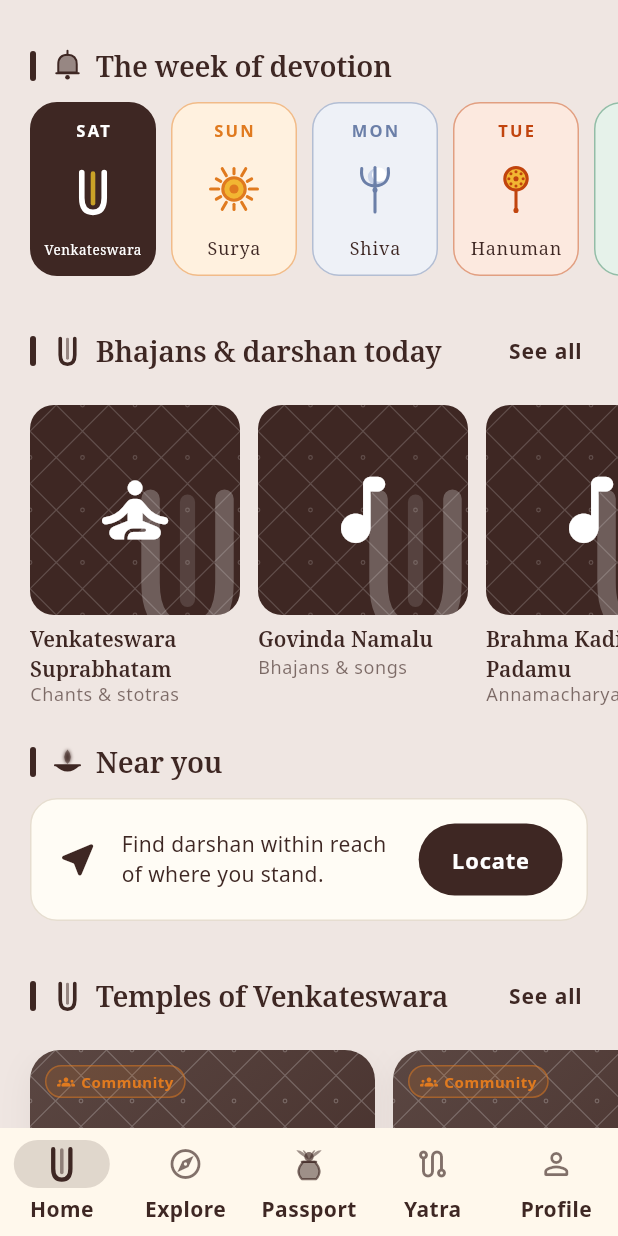
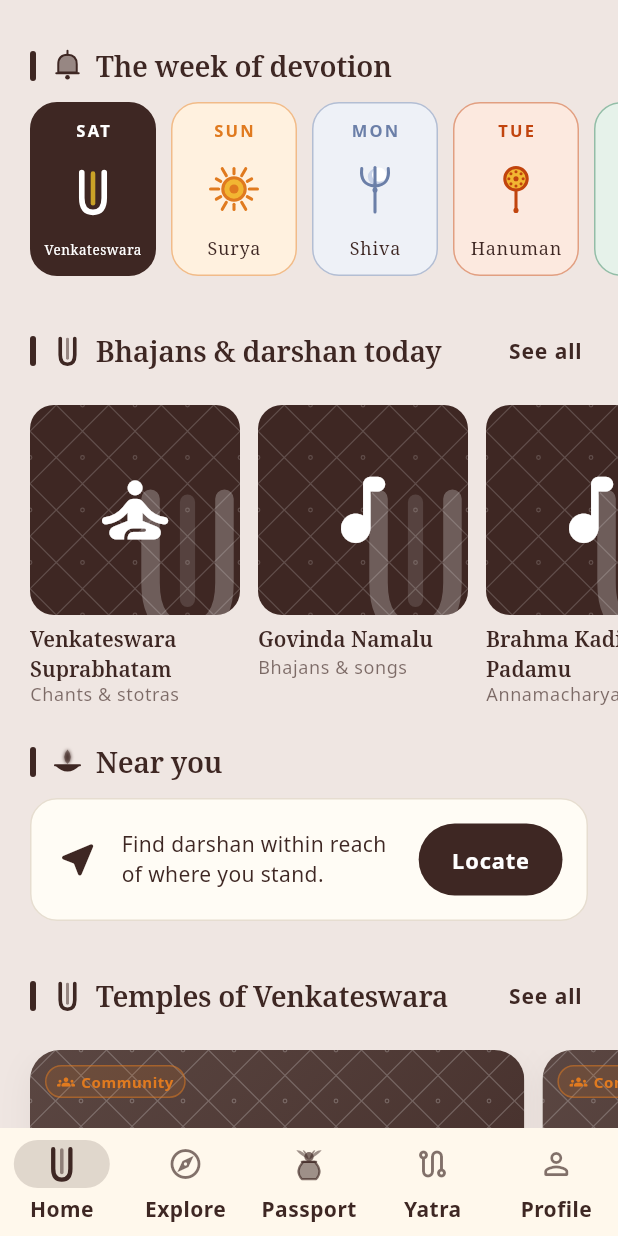
Before and after one commit to PranayReddy10/temple-app, a Flutter app: the screen it shows after launch, scrolled down 1152 dp, on a phone screen of 412 x 824 dp. Run offline on Flutter 3.47's test engine with Material 3 defaults, Android fonts, the phone set to English and light mode, and no system bars; our stand-ins replace app_links, audioplayers, firebase_analytics, firebase_core, firebase_messaging, flutter_tts and 12 more; missing offline and left inert: applovin_max, flutter_cashfree_pg_sdk, mobile_scanner, phonepe_payment_sdk, razorpay_flutter; accounts and stored records are empty; network calls fail.

Commit message:
Devotee app: wider temple cards on Home, organise a bhajan at a temple
The temple cards on Home take most of the screen's width (the next one
peeks in), with a taller photo and a larger name over it; the followed
temples' cards grow the same way.

A temple page now offers "Organise a bhajan here" beside the seva drive
button: a short form (name, mandali, first day, from and to, every week
or once, open to all, the songs) sent to temples/{slug}/bhajans. The
form never carries a price; the server keeps it free with "I'll join"
on and hands it to the editors, and the devotee is told it is under
review until it appears on the temple's page.

Co-Authored-By: Claude Fable 5.1 <noreply@anthropic.com>
Claude-Session: https://claude.ai/code/session_0158dHesiDsVQbhnsmF7ny3X

```diff
--- a/lib/core/api/temple_repository.dart
+++ b/lib/core/api/temple_repository.dart
@@ -320,6 +320,11 @@ class TempleRepository {
   }
 
   /// One event, with its dates, songs and registration.
+  /// A bhajan gathering the devotee raises at a temple. The server makes
+  /// it free and sends it to the editors; the answer carries its status.
+  Future<TempleEvent> raiseBhajan(String templeSlug, Map<String, dynamic> fields) async =>
+      TempleEvent.fromJson(Map<String, dynamic>.from((await api.post('temples/$templeSlug/bhajans', fields))['data'] as Map));
+
   Future<TempleEvent> event(int id) async => TempleEvent.fromJson(Map<String, dynamic>.from((await api.get('events/$id'))['data'] as Map));
 
   Future<Result<List<DevotionalDay>>> today() => _tryLive(
--- a/lib/core/l10n/strings.dart
+++ b/lib/core/l10n/strings.dart
@@ -406,6 +406,26 @@ class S {
     'review_remove_title': {'en': 'Remove your review?', 'te': 'మీ సమీక్షను తొలగించాలా?', 'hi': 'अपनी समीक्षा हटाएँ?'},
 
     // Bhajan gatherings and event tickets.
+    'raise_bhajan': {'en': 'Organise a bhajan here', 'te': 'ఇక్కడ భజన ఏర్పాటు చేయండి', 'hi': 'यहाँ भजन आयोजित करें', 'ta': 'இங்கே பஜனை ஏற்பாடு செய்யுங்கள்', 'kn': 'ಇಲ್ಲಿ ಭಜನೆ ಏರ್ಪಡಿಸಿ'},
+    'raise_bhajan_title': {'en': 'A bhajan at {temple}', 'te': '{temple}లో భజన', 'hi': '{temple} में भजन', 'ta': '{temple}இல் பஜனை', 'kn': '{temple}ನಲ್ಲಿ ಭಜನೆ'},
+    'raise_bhajan_pitch': {'en': 'Gather devotees to sing here. Like a seva drive, it is yours to organise: the editors look it over, then it appears on the temple\'s page and devotees can say they will join.', 'te': 'ఇక్కడ పాడటానికి భక్తులను కలపండి. సేవా డ్రైవ్ లాగే ఇది మీరు ఏర్పాటు చేసేది: ఎడిటర్లు పరిశీలించాక ఆలయ పేజీలో కనిపిస్తుంది, భక్తులు వస్తామని చెప్పవచ్చు.', 'hi': 'यहाँ गाने के लिए भक्तों को जोड़ें। सेवा ड्राइव की तरह इसे आप आयोजित करते हैं: संपादक देखते हैं, फिर यह मंदिर के पेज पर दिखता है और भक्त आने की बात कह सकते हैं।'},
+    'bhajan_free_note': {'en': 'Always free. A bhajan raised by a devotee never sells tickets; everyone who comes, comes as a guest of the temple.', 'te': 'ఎప్పుడూ ఉచితం. భక్తుడు ఏర్పాటు చేసిన భజనకు టికెట్లు ఉండవు; వచ్చే ప్రతి ఒక్కరూ ఆలయ అతిథులే.', 'hi': 'हमेशा निःशुल्क। भक्त द्वारा आयोजित भजन में टिकट नहीं बिकते; जो भी आता है, मंदिर का अतिथि बनकर आता है।'},
+    'bhajan_name': {'en': 'What is it called', 'te': 'దీని పేరు', 'hi': 'इसका नाम', 'ta': 'இதன் பெயர்', 'kn': 'ಇದರ ಹೆಸರು'},
+    'bhajan_name_hint': {'en': 'Friday Rama Bhajan', 'te': 'శుక్రవారం రామ భజన', 'hi': 'शुक्रवार राम भजन'},
+    'bhajan_group': {'en': 'Mandali or group (optional)', 'te': 'మండలి లేదా బృందం (ఐచ్ఛికం)', 'hi': 'मंडली या समूह (वैकल्पिक)', 'ta': 'மண்டலி அல்லது குழு (விருப்பம்)', 'kn': 'ಮಂಡಳಿ ಅಥವಾ ಗುಂಪು (ಐಚ್ಛಿಕ)'},
+    'bhajan_about': {'en': 'A few words for devotees (optional)', 'te': 'భక్తుల కోసం కొన్ని మాటలు (ఐచ్ఛికం)', 'hi': 'भक्तों के लिए कुछ शब्द (वैकल्पिक)'},
+    'bhajan_day': {'en': 'First day', 'te': 'మొదటి రోజు', 'hi': 'पहला दिन', 'ta': 'முதல் நாள்', 'kn': 'ಮೊದಲ ದಿನ'},
+    'bhajan_from': {'en': 'From', 'te': 'నుండి', 'hi': 'से', 'ta': 'முதல்', 'kn': 'ಇಂದ'},
+    'bhajan_to': {'en': 'To', 'te': 'వరకు', 'hi': 'तक', 'ta': 'வரை', 'kn': 'ವರೆಗೆ'},
+    'bhajan_weekly': {'en': 'Every week on this day', 'te': 'ప్రతి వారం ఈ రోజున', 'hi': 'हर हफ़्ते इसी दिन', 'ta': 'ஒவ்வொரு வாரமும் இந்த நாளில்', 'kn': 'ಪ್ರತಿ ವಾರ ಈ ದಿನ'},
+    'bhajan_open': {'en': 'Open to all', 'te': 'అందరికీ', 'hi': 'सबके लिए', 'ta': 'அனைவருக்கும்', 'kn': 'ಎಲ್ಲರಿಗೂ'},
+    'bhajan_open_note': {'en': 'Off means devotees still see it, but the gathering is by invitation.', 'te': 'ఆఫ్ అయితే భక్తులు చూస్తారు, కానీ ఆహ్వానం మీదే.', 'hi': 'बंद होने पर भक्त देखेंगे, पर सभा आमंत्रण से होगी।'},
+    'bhajan_songs': {'en': 'What will be sung (one per line, optional)', 'te': 'పాడే పాటలు (ఒక్కో లైనులో ఒకటి, ఐచ్ఛికం)', 'hi': 'क्या गाया जाएगा (एक पंक्ति में एक, वैकल्पिक)'},
+    'bhajan_send': {'en': 'Send to the editors', 'te': 'ఎడిటర్లకు పంపండి', 'hi': 'संपादकों को भेजें', 'ta': 'ஆசிரியர்களுக்கு அனுப்பு', 'kn': 'ಸಂಪಾದಕರಿಗೆ ಕಳುಹಿಸಿ'},
+    'bhajan_sent': {'en': 'Sent for review', 'te': 'సమీక్షకు పంపబడింది', 'hi': 'समीक्षा के लिए भेजा गया', 'ta': 'ஆய்வுக்கு அனுப்பப்பட்டது', 'kn': 'ಪರಿಶೀಲನೆಗೆ ಕಳುಹಿಸಲಾಗಿದೆ'},
+    'bhajan_sent_body': {'en': 'The editors look it over, usually within a day. Once published it appears on {temple}\'s page, free, and devotees can say they will join.', 'te': 'ఎడిటర్లు సాధారణంగా ఒక రోజులో పరిశీలిస్తారు. ప్రచురించాక {temple} పేజీలో ఉచితంగా కనిపిస్తుంది; భక్తులు వస్తామని చెప్పవచ్చు.', 'hi': 'संपादक आमतौर पर एक दिन में देख लेते हैं। प्रकाशित होने पर यह {temple} के पेज पर निःशुल्क दिखेगा और भक्त आने की बात कह सकेंगे।'},
+    'bhajan_done': {'en': 'Done', 'te': 'సరే', 'hi': 'ठीक है', 'ta': 'முடிந்தது', 'kn': 'ಆಯಿತು'},
+    'bhajan_name_required': {'en': 'Give it a name of three letters or more', 'te': 'కనీసం మూడు అక్షరాల పేరు ఇవ్వండి', 'hi': 'कम से कम तीन अक्षरों का नाम दें', 'ta': 'குறைந்தது மூன்று எழுத்துகளில் பெயர் கொடுங்கள்', 'kn': 'ಕನಿಷ್ಠ ಮೂರು ಅಕ್ಷರಗಳ ಹೆಸರು ಕೊಡಿ'},
     'bhajans_week': {'en': 'Bhajans this week', 'te': 'ఈ వారం భజనలు', 'hi': 'इस सप्ताह भजन', 'ta': 'இந்த வாரம் பஜனைகள்', 'kn': 'ಈ ವಾರದ ಭಜನೆಗಳು'},
     'bhajans_week_sub': {'en': 'Sing together at a temple near you', 'te': 'మీ దగ్గరి ఆలయంలో కలిసి పాడండి', 'hi': 'पास के मंदिर में साथ गाएँ', 'ta': 'அருகிலுள்ள கோயிலில் சேர்ந்து பாடுங்கள்', 'kn': 'ಹತ್ತಿರದ ದೇವಾಲಯದಲ್ಲಿ ಜೊತೆಯಾಗಿ ಹಾಡಿ'},
     'event_weekly': {'en': 'Weekly', 'te': 'వారానికోసారి', 'hi': 'साप्ताहिक', 'ta': 'வாராந்திரம்', 'kn': 'ವಾರಕ್ಕೊಮ್ಮೆ'},
--- a/lib/core/widgets/temple_widgets.dart
+++ b/lib/core/widgets/temple_widgets.dart
@@ -304,18 +304,18 @@ class TempleCard extends StatelessWidget {
               crossAxisAlignment: CrossAxisAlignment.start,
               mainAxisSize: MainAxisSize.min,
               children: [
-                Text(temple.name, maxLines: 2, overflow: TextOverflow.ellipsis, style: theme.textTheme.titleMedium?.copyWith(fontFamily: 'NotoSerif', fontSize: 17, color: Colors.white, height: 1.2)),
+                Text(temple.name, maxLines: 2, overflow: TextOverflow.ellipsis, style: theme.textTheme.titleLarge?.copyWith(fontSize: 19, color: Colors.white, height: 1.2, shadows: const [Shadow(color: Colors.black54, blurRadius: 8)])),
                 const SizedBox(height: 4),
                 Row(
                   children: [
-                    MotifIcon(day.motif, size: 14, color: Colors.white.withValues(alpha: 0.9)),
+                    MotifIcon(day.motif, size: 15, color: Colors.white.withValues(alpha: 0.9)),
                     const SizedBox(width: 6),
                     Expanded(
                       child: Text(
                         [temple.deity?.name, temple.location.short].where((e) => e != null && e.isNotEmpty).join(' · '),
                         maxLines: 1,
                         overflow: TextOverflow.ellipsis,
-                        style: theme.textTheme.bodySmall?.copyWith(color: Colors.white.withValues(alpha: 0.85)),
+                        style: theme.textTheme.bodyMedium?.copyWith(color: Colors.white.withValues(alpha: 0.9), fontSize: 13.5),
                       ),
                     ),
                   ],
--- a/lib/features/home/home_screen.dart
+++ b/lib/features/home/home_screen.dart
@@ -572,16 +572,21 @@ class _Carousel extends StatelessWidget {
   final void Function(TempleSummary) onOpen;
 
   @override
-  Widget build(BuildContext context) => SizedBox(
-        height: scaledHeight(context, 262),
+  Widget build(BuildContext context) {
+    // Most of the screen's width, so the photo reads as a photo and the
+    // name has room; the next card peeks in to say there are more.
+    final width = (MediaQuery.sizeOf(context).width * 0.8).clamp(240.0, 340.0);
+    return SizedBox(
+      height: scaledHeight(context, 300),
       child: ListView.separated(
         scrollDirection: Axis.horizontal,
         padding: const EdgeInsets.symmetric(horizontal: 20),
         itemCount: temples.length,
         separatorBuilder: (_, __) => const SizedBox(width: 12),
-          itemBuilder: (context, i) => TempleCard(temple: temples[i], width: 230, onTap: () => onOpen(temples[i])),
+        itemBuilder: (context, i) => TempleCard(temple: temples[i], width: width, onTap: () => onOpen(temples[i])),
       ),
     );
+  }
 }
 
 class _EventTile extends StatelessWidget {
@@ -681,8 +686,9 @@ class _FollowedRow extends StatelessWidget {
   @override
   Widget build(BuildContext context) {
     final theme = Theme.of(context);
+    final width = (MediaQuery.sizeOf(context).width * 0.72).clamp(220.0, 300.0);
     return SizedBox(
-      height: scaledHeight(context, 150),
+      height: scaledHeight(context, 190),
       child: ListView.separated(
         scrollDirection: Axis.horizontal,
         padding: const EdgeInsets.symmetric(horizontal: 20),
@@ -694,7 +700,7 @@ class _FollowedRow extends StatelessWidget {
           final day = DayTheme.forDeity(t.deity?.slug);
           final reminders = [if (f.notifyFestivals) 'festivals', if (f.notifyEvents) 'events'];
           return SizedBox(
-            width: 200,
+            width: width,
             child: SoftCard(
               onTap: () => onOpen(t),
               padding: EdgeInsets.zero,
```
Also changed, not shown: lib/features/events/raise_bhajan_screen.dart (added, +273 -0 lines), lib/features/temple/temple_screen.dart (+13 -0 lines), 1 other file. Lines whose indentation alone changed are shown as unchanged.
